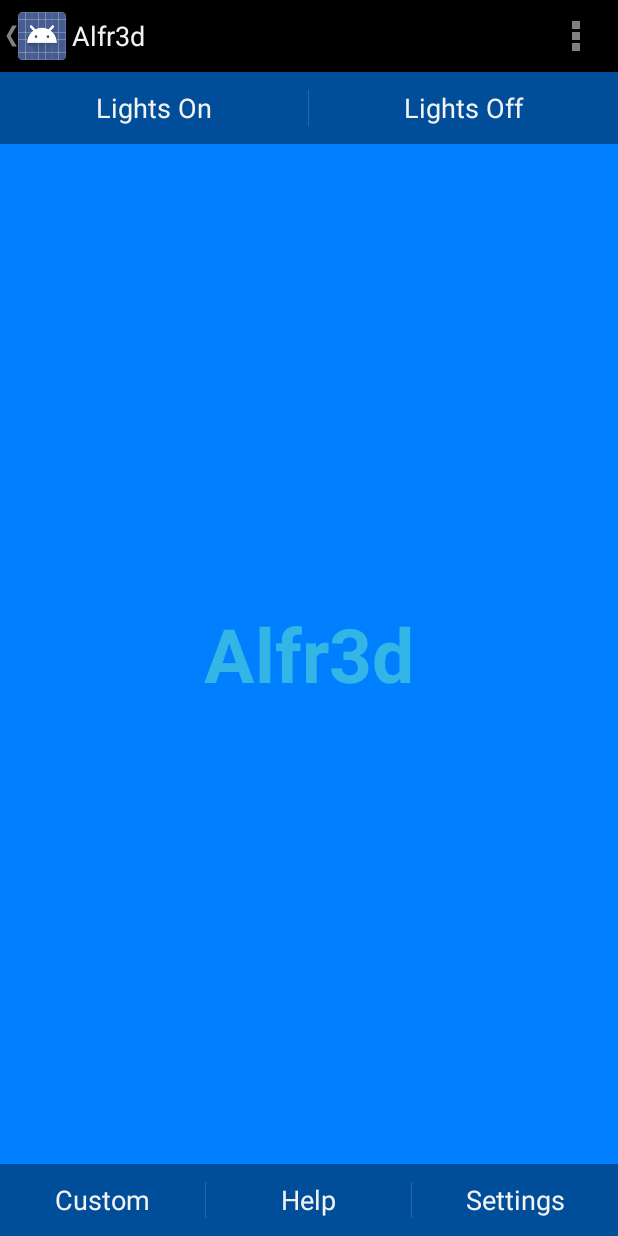
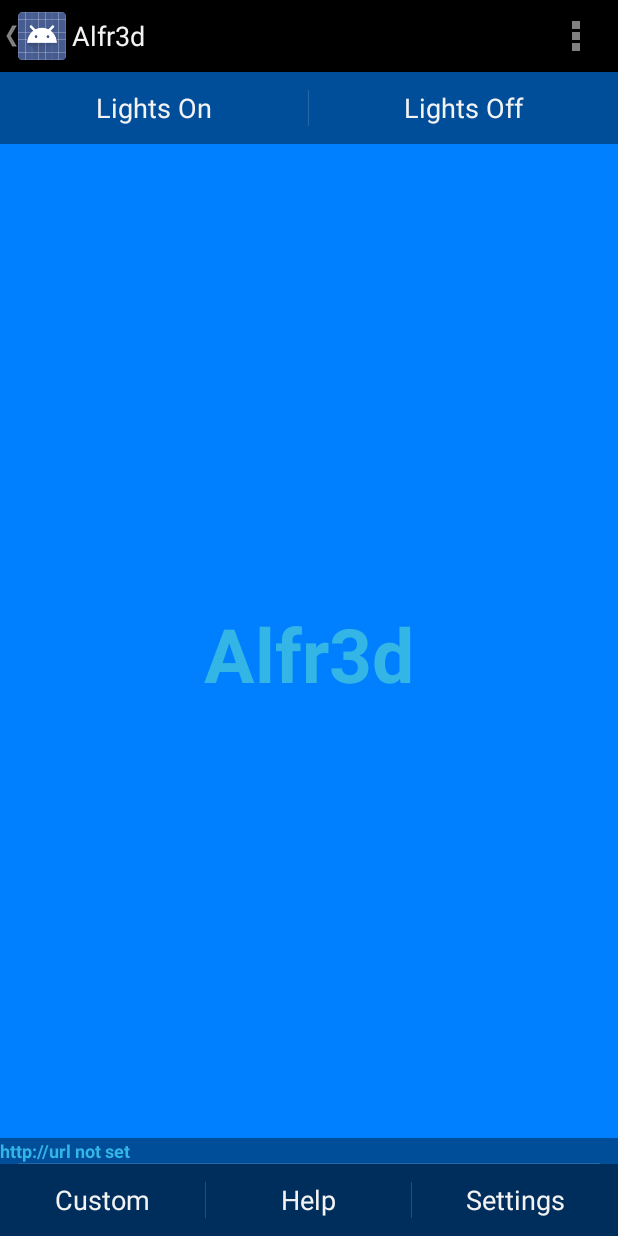
Before and after one commit to armageddion/Alfr3d-MKIII, an Android app: the screen it shows after launch (MainActivity), in the options menu, after a tap on "Settings", on a phone screen of 412 x 824 dp. Run offline under Robolectric (Android 15) with nearby library versions, the phone set to English and light mode, and no system bars.

Commit message:
Looking better

```diff
--- a/app/src/main/java/littl31/alfr3d/MainActivity.java
+++ b/app/src/main/java/littl31/alfr3d/MainActivity.java
@@ -145,11 +145,10 @@ public class MainActivity extends Activity {
         final EditText input = new EditText(this);
         alert.setView(input);
 
-        alert.setPositiveButton("Ok", new DialogInterface.OnClickListener() {
+        alert.setPositiveButton("Send", new DialogInterface.OnClickListener() {
             public void onClick(DialogInterface dialog, int whichButton) {
                 String value = input.getText().toString();
-                // Do something with value!
-                // TODO: send custom command to Alfr3d
+                // Send custom command to Alfr3d
                 sendButtonCommand(value);
             }
         });
@@ -206,7 +205,25 @@ public class MainActivity extends Activity {
 
         SharedPreferences mySharedPreferences = PreferenceManager.getDefaultSharedPreferences(this);
         String alfr3d_url= mySharedPreferences.getString("alfr3d_url_preference","url not set");
-        String full_alfr3d_call = alfr3d_url+"/cgi-bin/alfr3d.cgi?command="+message;
+        String full_alfr3d_call = alfr3d_url;
+
+        String method = mySharedPreferences.getString("method","-1");
+
+        if (method.equals("CGI"))
+        {
+            full_alfr3d_call = alfr3d_url + "/cgi-bin/alfr3d.cgi?command=" + message;
+        }
+        else if (method.equals("Node.js"))
+        {
+            // TODO: implement Node properly
+            full_alfr3d_call = alfr3d_url + ":1337/" + message;
+        }
+        else if (method.equals("BottleRPC"))
+        {
+            // TODO: complete bottle implementation
+            full_alfr3d_call = alfr3d_url + ":8080/" + message;
+        }
+
 
         boolean node_enabled = mySharedPreferences.getBoolean("node_enabled",false);
         if (node_enabled == true)
@@ -215,14 +232,15 @@ public class MainActivity extends Activity {
             full_alfr3d_call = alfr3d_url+"/complete this bit when you have it working in node";
         }
 
-
         // curl: "http://alfr3d.no-ip.org/cgi-bin/test2.py?command=Blink"
-        if (!full_alfr3d_call.substring(0,7).equals("http://"))
+        if (!full_alfr3d_call.substring(0,7).equalsIgnoreCase("http://"))
         {
             full_alfr3d_call = "http://"+full_alfr3d_call;
         }
 
         final String finalCall = full_alfr3d_call;
+        TextView Alfr3dURLView = (TextView) findViewById(R.id.alfr3d_call);
+        Alfr3dURLView.setText(full_alfr3d_call);
 
         new Thread() {
             public void run() {
--- a/app/src/main/res/layout-land/activity_main.xml
+++ b/app/src/main/res/layout-land/activity_main.xml
@@ -18,11 +18,52 @@
         android:gravity="center"
         android:text="@string/dummy_content" />
 
-    <!-- This FrameLayout insets its children based on system windows using
-         android:fitsSystemWindows. -->
-    <FrameLayout android:layout_width="match_parent"
-        android:layout_height="match_parent"
-        android:fitsSystemWindows="true">
+    <LinearLayout android:id="@+id/light_control"
+        style="?metaButtonBarStyle"
+        android:layout_width="match_parent"
+        android:layout_height="wrap_content"
+        android:layout_gravity="center_horizontal|top"
+        android:background="@color/black_overlay"
+        android:orientation="horizontal"
+        tools:ignore="UselessParent">
+
+        <Button android:id="@+id/lightsOn_button"
+            style="?metaButtonBarButtonStyle"
+            android:layout_width="0dp"
+            android:layout_height="wrap_content"
+            android:layout_weight="1"
+            android:text="@string/lightsOn_button"
+            android:onClick="lightsOn"/>
+
+        <Button android:id="@+id/lightsOff_button"
+            style="?metaButtonBarButtonStyle"
+            android:layout_width="0dp"
+            android:layout_height="wrap_content"
+            android:layout_weight="1"
+            android:text="@string/lightsOff_button"
+            android:onClick="lightsOff"/>
+    </LinearLayout>
+
+    <LinearLayout
+        style="?metaButtonBarStyle"
+        android:layout_width="match_parent"
+        android:layout_height="wrap_content"
+        android:layout_gravity="bottom|center_horizontal"
+        android:background="@color/black_overlay"
+        android:orientation="vertical"
+        tools:ignore="UselessParent">
+
+        <TextView android:id="@+id/alfr3d_call"
+            android:layout_width="match_parent"
+            android:layout_height="match_parent"
+            android:keepScreenOn="true"
+            android:textColor="#33b5e5"
+            android:textStyle="bold"
+            android:textSize="12sp"
+            android:gravity="center_vertical|start"
+            android:text="@string/dummy_content"
+            style="@style/ButtonBarButton"
+            android:textAlignment="gravity" />
 
         <LinearLayout android:id="@+id/fullscreen_content_controls"
             style="?metaButtonBarStyle"
@@ -33,13 +74,21 @@
             android:orientation="horizontal"
             tools:ignore="UselessParent">
 
-            <Button android:id="@+id/dummy_button"
+            <Button android:id="@+id/custom_button"
                 style="?metaButtonBarButtonStyle"
                 android:layout_width="0dp"
                 android:layout_height="wrap_content"
                 android:layout_weight="1"
-                android:onClick="dummy_dialog"
-                android:text="@string/dummy_button" />
+                android:onClick="custom"
+                android:text="@string/custom_button" />
+
+            <Button android:id="@+id/help_button"
+                style="?metaButtonBarButtonStyle"
+                android:layout_width="0dp"
+                android:layout_height="wrap_content"
+                android:layout_weight="1"
+                android:onClick="help"
+                android:text="@string/help_button" />
 
             <Button android:id="@+id/settings_button"
                 style="?metaButtonBarButtonStyle"
@@ -50,6 +99,6 @@
                 android:text="@string/settings_button" />
 
         </LinearLayout>
-    </FrameLayout>
+    </LinearLayout>
 
 </FrameLayout>
--- a/app/src/main/res/layout/activity_main.xml
+++ b/app/src/main/res/layout/activity_main.xml
@@ -21,6 +21,53 @@
     <!-- This FrameLayout insets its children based on system windows using
          android:fitsSystemWindows. -->
 
+    <LinearLayout android:id="@+id/light_control"
+        style="?metaButtonBarStyle"
+        android:layout_width="match_parent"
+        android:layout_height="wrap_content"
+        android:layout_gravity="center_horizontal|top"
+        android:background="@color/black_overlay"
+        android:orientation="horizontal"
+        tools:ignore="UselessParent">
+
+        <Button android:id="@+id/lightsOn_button"
+            style="?metaButtonBarButtonStyle"
+            android:layout_width="0dp"
+            android:layout_height="wrap_content"
+            android:layout_weight="1"
+            android:text="@string/lightsOn_button"
+            android:onClick="lightsOn"/>
+
+        <Button android:id="@+id/lightsOff_button"
+            style="?metaButtonBarButtonStyle"
+            android:layout_width="0dp"
+            android:layout_height="wrap_content"
+            android:layout_weight="1"
+            android:text="@string/lightsOff_button"
+            android:onClick="lightsOff"/>
+    </LinearLayout>
+
+    <LinearLayout
+        style="?metaButtonBarStyle"
+        android:layout_width="match_parent"
+        android:layout_height="wrap_content"
+        android:layout_gravity="bottom|center_horizontal"
+        android:background="@color/black_overlay"
+        android:orientation="vertical"
+        tools:ignore="UselessParent">
+
+        <TextView android:id="@+id/alfr3d_call"
+            android:layout_width="match_parent"
+            android:layout_height="match_parent"
+            android:keepScreenOn="true"
+            android:textColor="#33b5e5"
+            android:textStyle="bold"
+            android:textSize="12sp"
+            android:gravity="center_vertical|start"
+            android:text="@string/dummy_content"
+            style="@style/ButtonBarButton"
+            android:textAlignment="gravity" />
+
         <LinearLayout android:id="@+id/fullscreen_content_controls"
             style="?metaButtonBarStyle"
             android:layout_width="match_parent"
@@ -36,7 +83,7 @@
                 android:layout_height="wrap_content"
                 android:layout_weight="1"
                 android:onClick="custom"
-            android:text="Custom" />
+                android:text="@string/custom_button" />
 
             <Button android:id="@+id/help_button"
                 style="?metaButtonBarButtonStyle"
@@ -44,7 +91,7 @@
                 android:layout_height="wrap_content"
                 android:layout_weight="1"
                 android:onClick="help"
-            android:text="Help" />
+                android:text="@string/help_button" />
 
             <Button android:id="@+id/settings_button"
                 style="?metaButtonBarButtonStyle"
@@ -55,31 +102,6 @@
                 android:text="@string/settings_button" />
 
         </LinearLayout>
-
-    <LinearLayout android:id="@+id/light_control"
-        style="?metaButtonBarStyle"
-        android:layout_width="match_parent"
-        android:layout_height="wrap_content"
-        android:layout_gravity="center_horizontal|top"
-        android:background="@color/black_overlay"
-        android:orientation="horizontal"
-        tools:ignore="UselessParent">
-
-        <Button android:id="@+id/lightsOn_button"
-            style="?metaButtonBarButtonStyle"
-            android:layout_width="0dp"
-            android:layout_height="wrap_content"
-            android:layout_weight="1"
-            android:text="Lights On"
-            android:onClick="lightsOn"/>
-
-        <Button android:id="@+id/lightsOff_button"
-            style="?metaButtonBarButtonStyle"
-            android:layout_width="0dp"
-            android:layout_height="wrap_content"
-            android:layout_weight="1"
-            android:text="Lights Off"
-            android:onClick="lightsOff"/>
     </LinearLayout>
 
 </FrameLayout>
--- /dev/null
+++ b/app/src/main/res/values/arrays.xml
@@ -0,0 +1,12 @@
+<?xml version="1.0" encoding="utf-8"?>
+
+<resources>
+
+    <!-- Method Entries -->
+    <string-array name="conn_methods">
+        <item>CGI</item>
+        <item>Node.js</item>
+        <item>BottleRPC</item>
+    </string-array>
+
+</resources>
--- a/app/src/main/res/values/strings.xml
+++ b/app/src/main/res/values/strings.xml
@@ -9,6 +9,10 @@
     <string name="dummy_button">Dummy Button</string>
     <string name="settings_button">Settings</string>
     <string name="dummy_content">Alfr3d</string>
+    <string name="lightsOn_button">Lights On</string>
+    <string name="lightsOff_button">Lights Off</string>
+    <string name="custom_button">Custom</string>
+    <string name="help_button">Help</string>
 
     <!-- Settings -->
     <string name="title_activity_settings">Settings</string>
--- a/app/src/main/res/xml/preference.xml
+++ b/app/src/main/res/xml/preference.xml
@@ -16,9 +16,17 @@
             android:summary="Set home network name"
             android:dialogTitle="@string/home_ssid"
             android:hint="Dro3d" />
+    </PreferenceCategory>
+    <PreferenceCategory android:title="Method">
         <CheckBoxPreference
             android:key="node_enabled"
             android:title="Enable Node"
             android:summary="Uncheck to use CGI" />
+        <ListPreference
+            android:key="method"
+            android:title="Connection Method"
+            android:summary="Select connection method"
+            android:entries="@array/conn_methods"
+            android:entryValues="@array/conn_methods"/>
     </PreferenceCategory>
 </PreferenceScreen>
```
Lines whose indentation alone changed are shown as unchanged.
